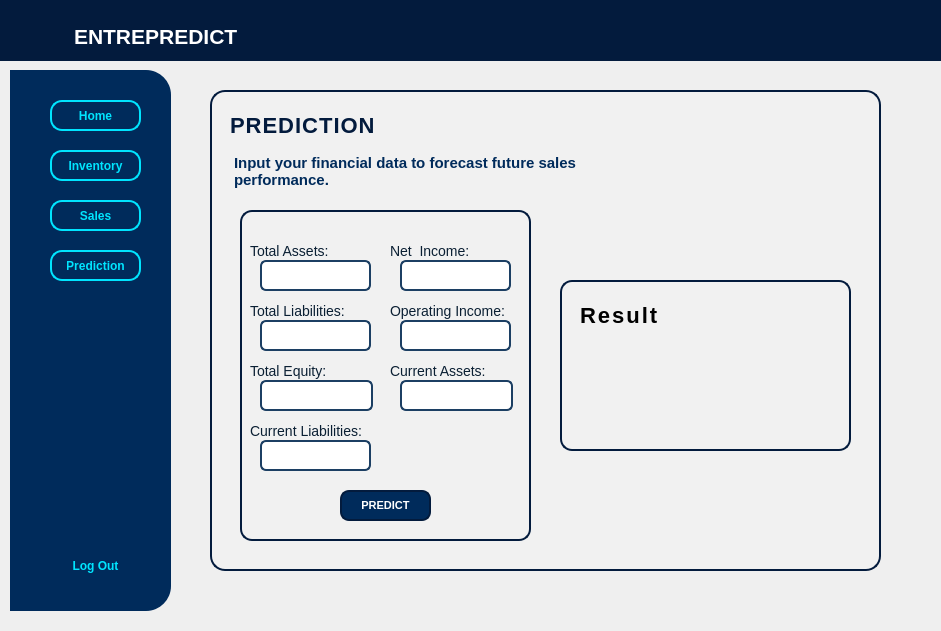
Qt form Final.ui (JayDrop00/Paldo) before a commit.
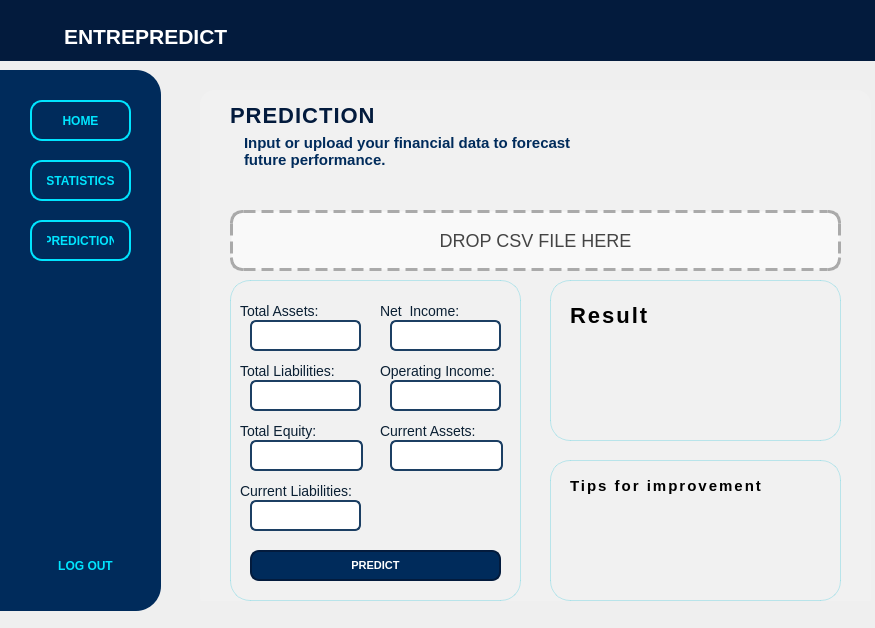
The same form after that commit. The open tabs and pages were chosen to show the change. Icons and pictures are not drawn.

```diff
--- a/Final.ui
+++ b/Final.ui
@@ -6,8 +6,8 @@
    <rect>
     <x>0</x>
     <y>0</y>
-    <width>941</width>
-    <height>631</height>
+    <width>875</width>
+    <height>628</height>
    </rect>
   </property>
   <property name="windowTitle">
@@ -39,7 +39,7 @@
     </property>
     <property name="geometry">
      <rect>
-      <x>0</x>
+      <x>-10</x>
       <y>0</y>
       <width>941</width>
       <height>631</height>
@@ -150,10 +150,10 @@
      <widget class="QPushButton" name="homePushButton">
       <property name="geometry">
        <rect>
-        <x>40</x>
+        <x>30</x>
         <y>30</y>
-        <width>91</width>
-        <height>31</height>
+        <width>101</width>
+        <height>41</height>
        </rect>
       </property>
       <property name="cursor">
@@ -186,16 +186,16 @@
 </string>
       </property>
       <property name="text">
-       <string>Home</string>
+       <string>HOME</string>
       </property>
      </widget>
      <widget class="QPushButton" name="inventoryPushButton">
       <property name="geometry">
        <rect>
-        <x>40</x>
-        <y>80</y>
-        <width>91</width>
-        <height>31</height>
+        <x>30</x>
+        <y>90</y>
+        <width>101</width>
+        <height>41</height>
        </rect>
       </property>
       <property name="cursor">
@@ -228,58 +228,16 @@
 </string>
       </property>
       <property name="text">
-       <string>Inventory</string>
-      </property>
-     </widget>
-     <widget class="QPushButton" name="salesPushButton">
-      <property name="geometry">
-       <rect>
-        <x>40</x>
-        <y>130</y>
-        <width>91</width>
-        <height>31</height>
-       </rect>
-      </property>
-      <property name="cursor">
-       <cursorShape>PointingHandCursor</cursorShape>
-      </property>
-      <property name="styleSheet">
-       <string notr="true">QPushButton {
-    background-color: transparent;
-    color: #00E5FF;
-    font-family: &quot;Segoe UI&quot;;
-    font-size: 9pt;
-    font-weight: 500;
-    border: 2px solid #00E5FF;
-    border-radius: 12px;
-    padding: 5px 15px;
-}
-
-QPushButton:hover {
-    background-color: rgba(0, 229, 255, 0.1);
-}
-
-QPushButton:pressed {
-    background-color: rgba(0, 229, 255, 0.2);
-}
-
-QPushButton:checked {
-    background-color: #00E5FF;
-    color: #001F3F;
-}
-</string>
-      </property>
-      <property name="text">
-       <string>Sales</string>
+       <string>STATISTICS</string>
       </property>
      </widget>
      <widget class="QPushButton" name="predictionPushButton">
       <property name="geometry">
        <rect>
-        <x>40</x>
-        <y>180</y>
-        <width>91</width>
-        <height>31</height>
+        <x>30</x>
+        <y>150</y>
+        <width>101</width>
+        <height>41</height>
        </rect>
       </property>
       <property name="cursor">
@@ -313,7 +271,7 @@
 </string>
       </property>
       <property name="text">
-       <string>Prediction</string>
+       <string>PREDICTION</string>
       </property>
      </widget>
      <widget class="QPushButton" name="logOutPushButton">
@@ -355,7 +313,7 @@
 </string>
       </property>
       <property name="text">
-       <string>Log Out</string>
+       <string>LOG OUT</string>
       </property>
      </widget>
     </widget>
@@ -364,8 +322,8 @@
       <rect>
        <x>200</x>
        <y>80</y>
-       <width>701</width>
-       <height>531</height>
+       <width>691</width>
+       <height>521</height>
       </rect>
      </property>
      <property name="cursor">
@@ -845,13 +803,13 @@
          <x>10</x>
          <y>10</y>
          <width>671</width>
-         <height>481</height>
+         <height>521</height>
         </rect>
        </property>
        <property name="styleSheet">
         <string notr="true">#widget_inventory_3 {
     background: rgba(255, 255, 255, 0.15);     /* semi-transparent glass effect */
-    border: 2px solid #031b3d;                 /* navy border */
+                   /* navy border */
     border-radius: 15px;                       /* smoother corners */
     backdrop-filter: blur(10px);               /* subtle blur for depth */
     padding: 15px;
@@ -861,8 +819,8 @@
        <widget class="QLabel" name="label_inventory_3">
         <property name="geometry">
          <rect>
-          <x>20</x>
-          <y>20</y>
+          <x>30</x>
+          <y>10</y>
           <width>151</width>
           <height>31</height>
          </rect>
@@ -891,8 +849,8 @@
         </property>
         <property name="geometry">
          <rect>
-          <x>20</x>
-          <y>60</y>
+          <x>40</x>
+          <y>40</y>
           <width>351</width>
           <height>51</height>
          </rect>
@@ -909,25 +867,28 @@
 </string>
         </property>
         <property name="plainText">
-         <string>Input your financial data to forecast future sales performance.</string>
+         <string>Input or upload your financial data to forecast future performance.</string>
         </property>
        </widget>
        <widget class="QFrame" name="frame">
         <property name="geometry">
          <rect>
           <x>30</x>
-          <y>120</y>
+          <y>190</y>
           <width>291</width>
-          <height>331</height>
+          <height>321</height>
          </rect>
         </property>
         <property name="styleSheet">
          <string notr="true">#frame {
-    background-color: qlineargradient(x1:0, y1:0, x2:1, y2:1,
-        stop:0 #c8f1ff, stop:1 #e2fbff);
-    border: 2px solid #031b3d;
-    border-radius: 12px;
-    padding: 8px;
+    background-color: qlineargradient(
+        spread:pad, x1:0, y1:0, x2:1, y2:1,
+        stop:0 rgba(224, 247, 250, 255),  /* light cyan */
+        stop:1 rgba(255, 255, 255, 255)    /* soft white */
+    );
+    border-radius: 20px;
+    border: 1px solid rgba(0, 188, 212, 60); /* subtle cyan border */
+    padding: 15px;
 }</string>
         </property>
         <property name="frameShape">
@@ -940,7 +901,7 @@
          <property name="geometry">
           <rect>
            <x>160</x>
-           <y>50</y>
+           <y>40</y>
            <width>111</width>
            <height>31</height>
           </rect>
@@ -968,7 +929,7 @@
          <property name="geometry">
           <rect>
            <x>10</x>
-           <y>90</y>
+           <y>80</y>
            <width>111</width>
            <height>21</height>
           </rect>
@@ -1007,7 +968,7 @@
          <property name="geometry">
           <rect>
            <x>20</x>
-           <y>50</y>
+           <y>40</y>
            <width>111</width>
            <height>31</height>
           </rect>
@@ -1035,7 +996,7 @@
          <property name="geometry">
           <rect>
            <x>10</x>
-           <y>150</y>
+           <y>140</y>
            <width>81</width>
            <height>21</height>
           </rect>
@@ -1074,7 +1035,7 @@
          <property name="geometry">
           <rect>
            <x>160</x>
-           <y>110</y>
+           <y>100</y>
            <width>111</width>
            <height>31</height>
           </rect>
@@ -1102,7 +1063,7 @@
          <property name="geometry">
           <rect>
            <x>20</x>
-           <y>170</y>
+           <y>160</y>
            <width>113</width>
            <height>31</height>
           </rect>
@@ -1130,7 +1091,7 @@
          <property name="geometry">
           <rect>
            <x>10</x>
-           <y>30</y>
+           <y>20</y>
            <width>81</width>
            <height>21</height>
           </rect>
@@ -1169,7 +1130,7 @@
          <property name="geometry">
           <rect>
            <x>150</x>
-           <y>30</y>
+           <y>20</y>
            <width>91</width>
            <height>21</height>
           </rect>
@@ -1208,7 +1169,7 @@
          <property name="geometry">
           <rect>
            <x>10</x>
-           <y>210</y>
+           <y>200</y>
            <width>121</width>
            <height>21</height>
           </rect>
@@ -1247,7 +1208,7 @@
          <property name="geometry">
           <rect>
            <x>150</x>
-           <y>90</y>
+           <y>80</y>
            <width>131</width>
            <height>21</height>
           </rect>
@@ -1286,7 +1247,7 @@
          <property name="geometry">
           <rect>
            <x>20</x>
-           <y>110</y>
+           <y>100</y>
            <width>111</width>
            <height>31</height>
           </rect>
@@ -1314,7 +1275,7 @@
          <property name="geometry">
           <rect>
            <x>160</x>
-           <y>170</y>
+           <y>160</y>
            <width>113</width>
            <height>31</height>
           </rect>
@@ -1342,7 +1303,7 @@
          <property name="geometry">
           <rect>
            <x>20</x>
-           <y>230</y>
+           <y>220</y>
            <width>111</width>
            <height>31</height>
           </rect>
@@ -1370,7 +1331,7 @@
          <property name="geometry">
           <rect>
            <x>150</x>
-           <y>150</y>
+           <y>140</y>
            <width>111</width>
            <height>21</height>
           </rect>
@@ -1408,9 +1369,9 @@
         <widget class="QPushButton" name="predictButton">
          <property name="geometry">
           <rect>
-           <x>100</x>
-           <y>280</y>
-           <width>91</width>
+           <x>20</x>
+           <y>270</y>
+           <width>251</width>
            <height>31</height>
           </rect>
          </property>
@@ -1449,16 +1410,19 @@
           <x>350</x>
           <y>190</y>
           <width>291</width>
-          <height>171</height>
+          <height>161</height>
          </rect>
         </property>
         <property name="styleSheet">
          <string notr="true">#frame_2 {
-    background-color: qlineargradient(x1:0, y1:0, x2:1, y2:1,
-        stop:0 #c8f1ff, stop:1 #e2fbff);
-    border: 2px solid #031b3d;
-    border-radius: 12px;
-    padding: 8px;
+    background-color: qlineargradient(
+        spread:pad, x1:0, y1:0, x2:1, y2:1,
+        stop:0 rgba(224, 247, 250, 255),  /* light cyan */
+        stop:1 rgba(255, 255, 255, 255)    /* soft white */
+    );
+    border-radius: 20px;
+    border: 1px solid rgba(0, 188, 212, 60); /* subtle cyan border */
+    padding: 15px;
 }</string>
         </property>
         <property name="frameShape">
@@ -1509,6 +1473,9 @@
            <height>31</height>
           </rect>
          </property>
+         <property name="layoutDirection">
+          <enum>Qt::LeftToRight</enum>
+         </property>
          <property name="styleSheet">
           <string notr="true">#percentage_label{
                   
@@ -1536,7 +1503,7 @@
            <x>20</x>
            <y>100</y>
            <width>261</width>
-           <height>51</height>
+           <height>41</height>
           </rect>
          </property>
          <property name="styleSheet">
@@ -1548,6 +1515,127 @@
          </property>
         </widget>
        </widget>
+       <widget class="QLabel" name="csvLabelDropPredict">
+        <property name="geometry">
+         <rect>
+          <x>30</x>
+          <y>120</y>
+          <width>611</width>
+          <height>61</height>
+         </rect>
+        </property>
+        <property name="layoutDirection">
+         <enum>Qt::RightToLeft</enum>
+        </property>
+        <property name="styleSheet">
+         <string notr="true">QLabel {
+    border: 3px dashed #aaaaaa;
+    font-size: 18px;
+    color: #444;
+    
+    border-radius: 12px;
+    background-color: #f9f9f9;
+    text-align: center;  /* Centers text horizontally */
+}</string>
+        </property>
+        <property name="text">
+         <string>DROP CSV FILE HERE</string>
+        </property>
+        <property name="alignment">
+         <set>Qt::AlignCenter</set>
+        </property>
+       </widget>
+       <widget class="QFrame" name="frame_4">
+        <property name="geometry">
+         <rect>
+          <x>350</x>
+          <y>370</y>
+          <width>291</width>
+          <height>141</height>
+         </rect>
+        </property>
+        <property name="styleSheet">
+         <string notr="true">#frame_4 {
+    background-color: qlineargradient(
+        spread:pad, x1:0, y1:0, x2:1, y2:1,
+        stop:0 rgba(224, 247, 250, 255),  /* light cyan */
+        stop:1 rgba(255, 255, 255, 255)    /* soft white */
+    );
+    border-radius: 20px;
+    border: 1px solid rgba(0, 188, 212, 60); /* subtle cyan border */
+    padding: 15px;
+}</string>
+        </property>
+        <property name="frameShape">
+         <enum>QFrame::StyledPanel</enum>
+        </property>
+        <property name="frameShadow">
+         <enum>QFrame::Raised</enum>
+        </property>
+        <widget class="QLabel" name="result_label_5">
+         <property name="enabled">
+          <bool>true</bool>
+         </property>
+         <property name="geometry">
+          <rect>
+           <x>20</x>
+           <y>0</y>
+           <width>251</width>
+           <height>51</height>
+          </rect>
+         </property>
+         <property name="styleSheet">
+          <string notr="true">#result_label_5 {
+                  
+    font-weight: 900;                /* Bold emphasis */
+    font-size: 15px;                 /* Slightly larger title */
+    background: transparent;         /* Keep background clean */
+    letter-spacing: 2px;             /* Space out letters slightly */
+    text-transform: uppercase;       /* Make “Inventory” more assertive */
+    border: none;                    /* Remove any frame borders */
+    
+    /* Subtle cyan glow for elegance */
+    text-shadow: 0px 0px 6px #00ffff;
+}</string>
+         </property>
+         <property name="text">
+          <string>Tips for improvement</string>
+         </property>
+        </widget>
+        <widget class="QLabel" name="tipsLabelPredict">
+         <property name="enabled">
+          <bool>true</bool>
+         </property>
+         <property name="geometry">
+          <rect>
+           <x>20</x>
+           <y>50</y>
+           <width>251</width>
+           <height>81</height>
+          </rect>
+         </property>
+         <property name="layoutDirection">
+          <enum>Qt::LeftToRight</enum>
+         </property>
+         <property name="styleSheet">
+          <string notr="true">#tipsLabelPredict{
+                  
+    font-weight: 900;                /* Bold emphasis */
+    font-size: 20px;                 /* Slightly larger title */
+    background: transparent;         /* Keep background clean */
+               /* Space out letters slightly */
+    text-transform: uppercase;       /* Make “Inventory” more assertive */
+    border: none;                    /* Remove any frame borders */
+    
+    /* Subtle cyan glow for elegance */
+    text-shadow: 0px 0px 6px #00ffff;
+}</string>
+         </property>
+         <property name="text">
+          <string/>
+         </property>
+        </widget>
+       </widget>
       </widget>
      </widget>
      <widget class="QWidget" name="income_widget"/>
```
Left out of the diff: 230 changed lines with no effect on the pictures.
